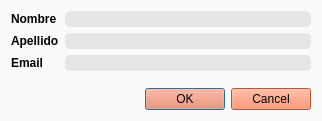
Qt form dialog.ui (JuannRob/final-lab2) before a commit.
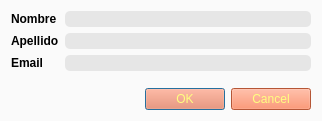
The same form after that commit.

What changed in the file:
```diff
--- a/dialog.ui
+++ b/dialog.ui
@@ -94,7 +94,9 @@
       </font>
      </property>
      <property name="styleSheet">
-      <string notr="true">background-color:rgb(254, 120, 75);</string>
+      <string notr="true">background-color:rgb(254, 120, 75);
+color:rgb(255, 255, 127)
+</string>
      </property>
      <property name="orientation">
       <enum>Qt::Horizontal</enum>
```
